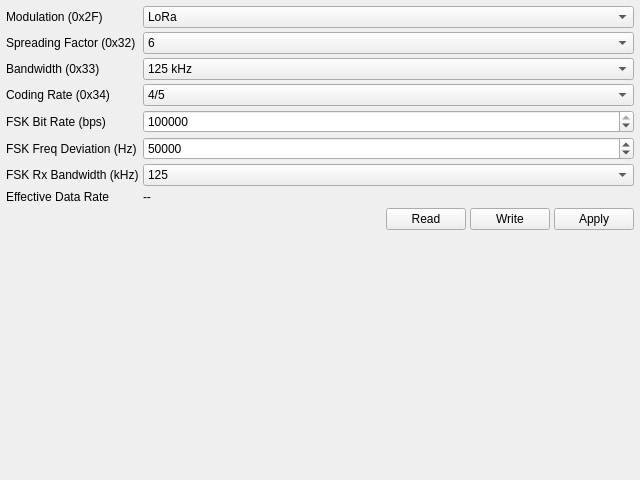
Old version of the form src/widget/config_page/pages/modulation_page.ui in the repository NotchBrown/Industrial-Data-Radio-PLC-18SPR-Software.
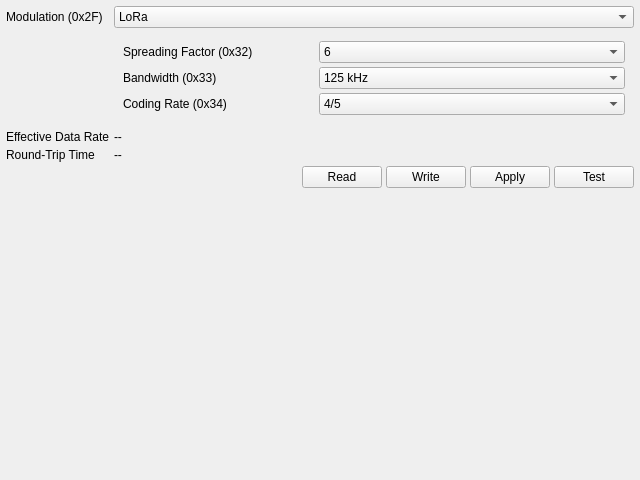
New version of the form.

Commit message: 调制页容器重构与测试

```diff
--- a/src/widget/config_page/pages/modulation_page.ui
+++ b/src/widget/config_page/pages/modulation_page.ui
@@ -52,14 +52,33 @@
        </item>
       </widget>
      </item>
-     <item row="1" column="0">
+     <item row="1" column="1">
+      <widget class="QStackedWidget" name="stackModem">
+       <property name="minimumSize">
+        <size>
+         <width>0</width>
+         <height>0</height>
+        </size>
+       </property>
+       <widget class="QWidget" name="pageLoRa">
+        <layout class="QFormLayout" name="formLoRa">
+         <property name="verticalSpacing">
+          <number>4</number>
+         </property>
+         <item row="0" column="0">
       <widget class="QLabel" name="lblSf">
+           <property name="minimumSize">
+            <size>
+             <width>190</width>
+             <height>0</height>
+            </size>
+           </property>
        <property name="text">
         <string>Spreading Factor (0x32)</string>
        </property>
       </widget>
      </item>
-     <item row="1" column="1">
+         <item row="0" column="1">
       <widget class="QComboBox" name="comboSf">
        <item>
         <property name="text">
@@ -98,14 +117,20 @@
        </item>
       </widget>
      </item>
-     <item row="2" column="0">
+         <item row="1" column="0">
       <widget class="QLabel" name="lblBw">
+           <property name="minimumSize">
+            <size>
+             <width>190</width>
+             <height>0</height>
+            </size>
+           </property>
        <property name="text">
         <string>Bandwidth (0x33)</string>
        </property>
       </widget>
      </item>
-     <item row="2" column="1">
+         <item row="1" column="1">
       <widget class="QComboBox" name="comboBw">
        <item>
         <property name="text">
@@ -124,14 +149,20 @@
        </item>
       </widget>
      </item>
-     <item row="3" column="0">
+         <item row="2" column="0">
       <widget class="QLabel" name="lblCr">
+           <property name="minimumSize">
+            <size>
+             <width>190</width>
+             <height>0</height>
+            </size>
+           </property>
        <property name="text">
         <string>Coding Rate (0x34)</string>
        </property>
       </widget>
      </item>
-     <item row="3" column="1">
+         <item row="2" column="1">
       <widget class="QComboBox" name="comboCr">
        <item>
         <property name="text">
@@ -155,14 +186,27 @@
        </item>
       </widget>
      </item>
-     <item row="4" column="0">
+        </layout>
+       </widget>
+       <widget class="QWidget" name="pageFsk">
+        <layout class="QFormLayout" name="formFsk">
+         <property name="verticalSpacing">
+          <number>4</number>
+         </property>
+         <item row="0" column="0">
       <widget class="QLabel" name="lblFskBit">
+           <property name="minimumSize">
+            <size>
+             <width>190</width>
+             <height>0</height>
+            </size>
+           </property>
        <property name="text">
         <string>FSK Bit Rate (bps)</string>
        </property>
       </widget>
      </item>
-     <item row="4" column="1">
+         <item row="0" column="1">
       <widget class="QSpinBox" name="spinFskBitrate">
        <property name="maximum">
         <number>1000000</number>
@@ -175,14 +219,20 @@
        </property>
       </widget>
      </item>
-     <item row="5" column="0">
+         <item row="1" column="0">
       <widget class="QLabel" name="lblFskFdev">
+           <property name="minimumSize">
+            <size>
+             <width>190</width>
+             <height>0</height>
+            </size>
+           </property>
        <property name="text">
         <string>FSK Freq Deviation (Hz)</string>
        </property>
       </widget>
      </item>
-     <item row="5" column="1">
+         <item row="1" column="1">
       <widget class="QSpinBox" name="spinFskFdev">
        <property name="maximum">
         <number>500000</number>
@@ -195,14 +245,20 @@
        </property>
       </widget>
      </item>
-     <item row="6" column="0">
+         <item row="2" column="0">
       <widget class="QLabel" name="lblFskBw">
+           <property name="minimumSize">
+            <size>
+             <width>190</width>
+             <height>0</height>
+            </size>
+           </property>
        <property name="text">
         <string>FSK Rx Bandwidth (kHz)</string>
        </property>
       </widget>
      </item>
-     <item row="6" column="1">
+         <item row="2" column="1">
       <widget class="QComboBox" name="comboFskBw">
        <item>
         <property name="text">
@@ -226,21 +282,39 @@
        </item>
       </widget>
      </item>
-     <item row="7" column="0">
+        </layout>
+       </widget>
+      </widget>
+     </item>
+     <item row="2" column="0">
       <widget class="QLabel" name="lblDataRateCaption">
        <property name="text">
         <string>Effective Data Rate</string>
        </property>
       </widget>
      </item>
-     <item row="7" column="1">
+     <item row="2" column="1">
       <widget class="QLabel" name="lblDataRate">
        <property name="text">
         <string>--</string>
        </property>
       </widget>
      </item>
-     <item row="8" column="1">
+     <item row="3" column="0">
+      <widget class="QLabel" name="lblRoundTrip">
+       <property name="text">
+        <string>Round-Trip Time</string>
+       </property>
+      </widget>
+     </item>
+     <item row="3" column="1">
+      <widget class="QLabel" name="lblRoundTripValue">
+       <property name="text">
+        <string>--</string>
+       </property>
+      </widget>
+     </item>
+     <item row="4" column="1">
       <layout class="QHBoxLayout" name="hlModemBtns">
        <item>
         <spacer name="horizontalSpacer">
@@ -276,6 +350,13 @@
          </property>
         </widget>
        </item>
+       <item>
+        <widget class="QPushButton" name="btnModemTest">
+         <property name="text">
+          <string>Test</string>
+         </property>
+        </widget>
+       </item>
       </layout>
      </item>
     </layout>
```
Lines whose indentation alone changed are shown as unchanged.
